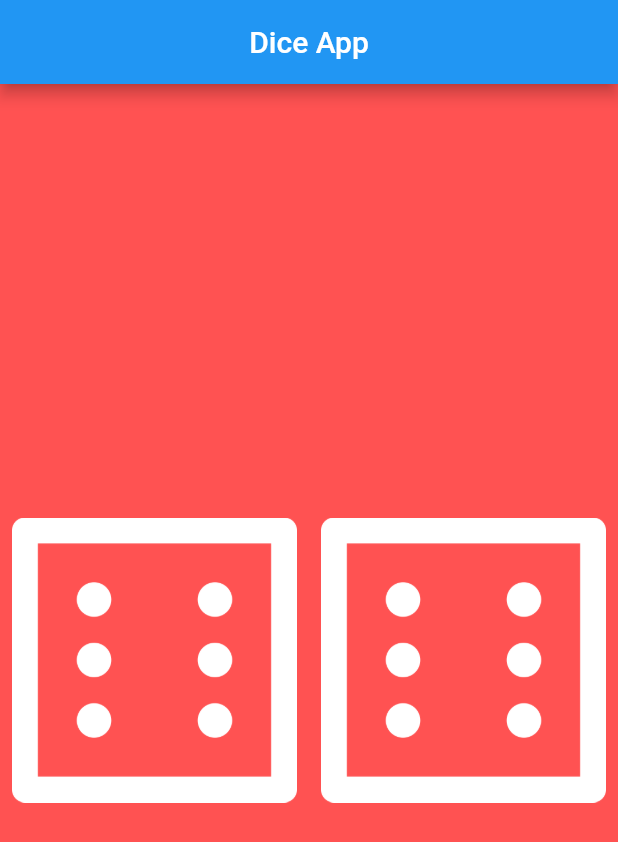
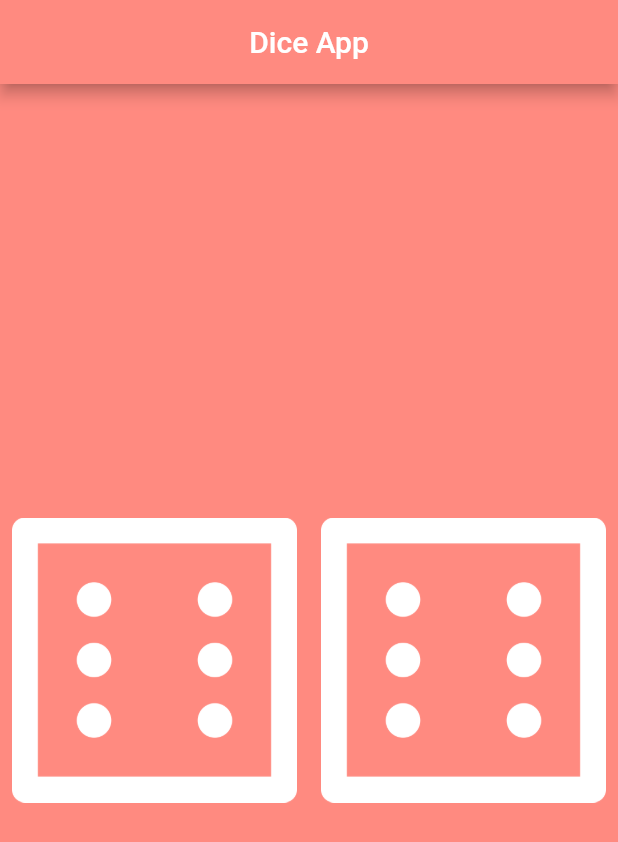
Before and after one commit to RonyHassanRoman/dice-app, a Flutter app: the screen it shows after launch, on a phone screen of 412 x 824 dp. Shown: the top 842 px of the screen. Run offline on Flutter 3.47's test engine with Material 2 defaults, Android fonts, the phone set to English and light mode, and no system bars.

```diff
--- a/lib/home.dart
+++ b/lib/home.dart
@@ -2,18 +2,18 @@ import 'package:dice_app/row.dart';
 import 'package:flutter/material.dart';
 
 class Homee extends StatelessWidget {
-  const Homee({ Key? key }) : super(key: key);
+  const Homee({Key? key}) : super(key: key);
 
   @override
   Widget build(BuildContext context) {
     return Scaffold(
-      backgroundColor: Colors.redAccent,
+      backgroundColor: Colors.redAccent[100],
       appBar: AppBar(
-        title:const Text('Dice App'),
+        backgroundColor: Colors.redAccent[100],
+        title: const Text('Dice App'),
         centerTitle: true,
       ),
       body: const Roww(),
-
     );
   }
 }
--- a/lib/main.dart
+++ b/lib/main.dart
@@ -4,5 +4,6 @@ import 'package:flutter/material.dart';
 void main() {
   runApp(const MaterialApp(
     home: Homee(),
+    debugShowCheckedModeBanner: false,
   ));
 }
```
